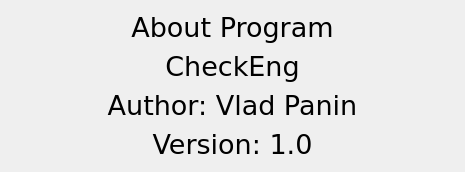
Qt form checkeng/dialogs/about/about.ui (kusanekinov/CheckEng) before a commit.
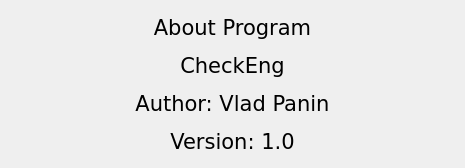
The same form after that commit.

What changed in the file:
```diff
--- a/checkeng/dialogs/about/about.ui
+++ b/checkeng/dialogs/about/about.ui
@@ -30,7 +30,7 @@
      <property name="font">
       <font>
        <family>DejaVu Sans</family>
-       <pointsize>20</pointsize>
+       <pointsize>16</pointsize>
        <weight>50</weight>
        <bold>false</bold>
       </font>
@@ -48,7 +48,7 @@
      <property name="font">
       <font>
        <family>DejaVu Sans</family>
-       <pointsize>20</pointsize>
+       <pointsize>16</pointsize>
        <weight>50</weight>
        <bold>false</bold>
       </font>
@@ -66,7 +66,7 @@
      <property name="font">
       <font>
        <family>DejaVu Sans</family>
-       <pointsize>20</pointsize>
+       <pointsize>16</pointsize>
        <weight>50</weight>
        <bold>false</bold>
       </font>
@@ -84,7 +84,7 @@
      <property name="font">
       <font>
        <family>DejaVu Sans</family>
-       <pointsize>20</pointsize>
+       <pointsize>16</pointsize>
        <weight>50</weight>
        <bold>false</bold>
       </font>
```
